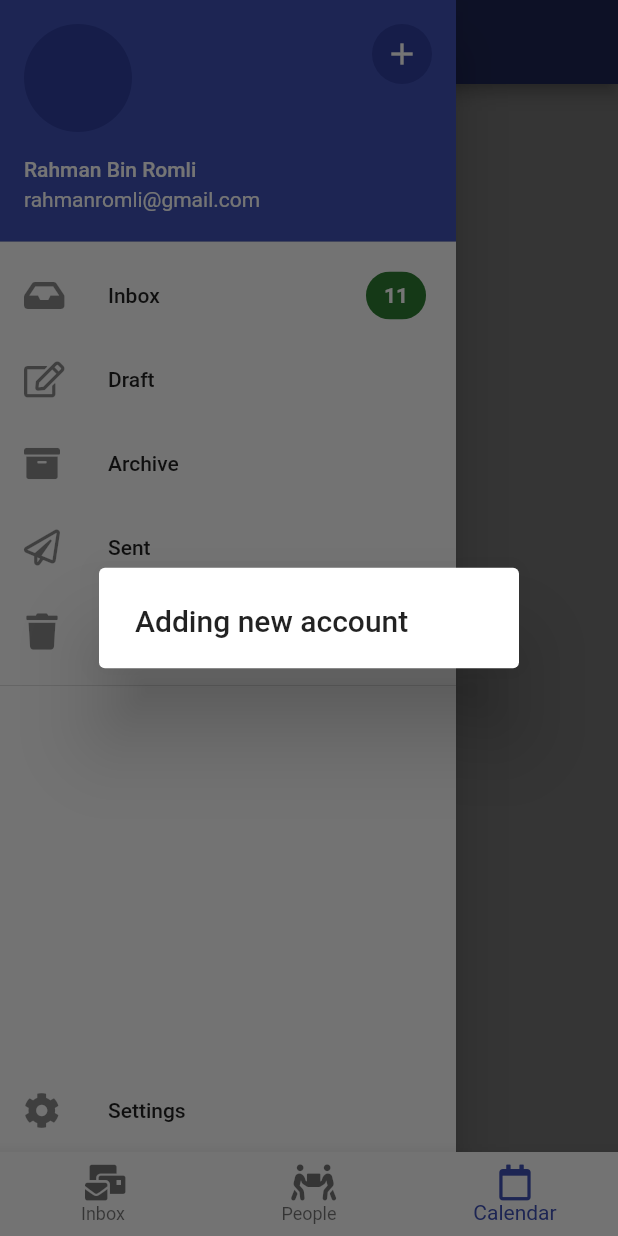
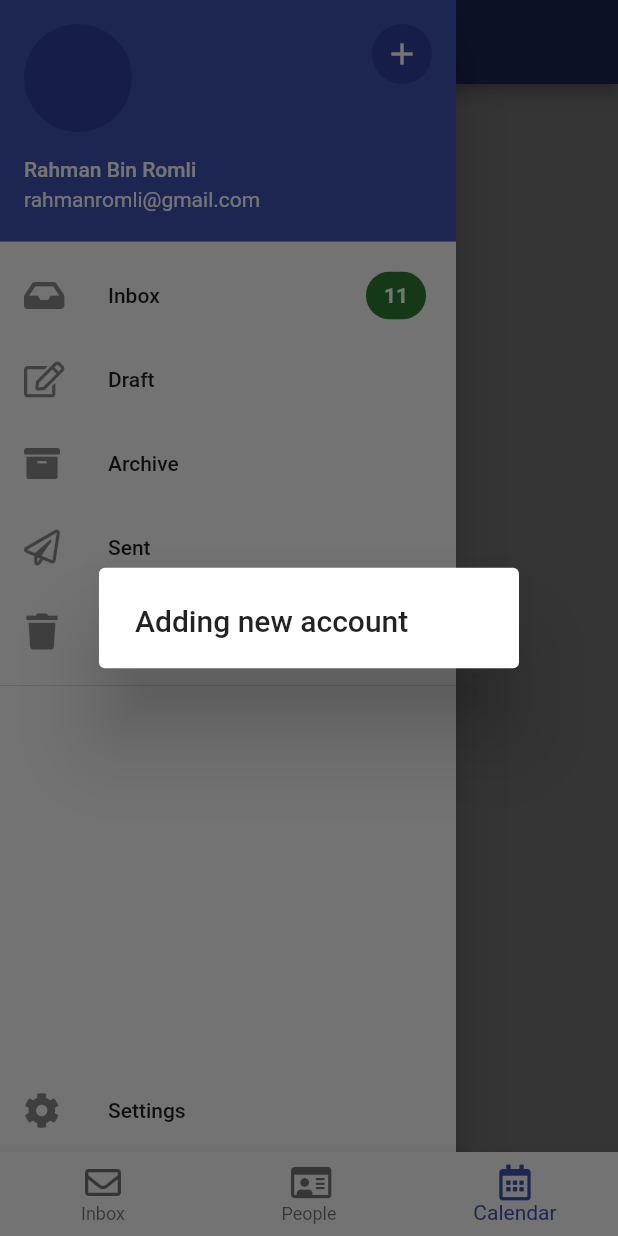
Before and after one commit to rahman541/flutter_prct_yt, a Flutter app: the screen it shows after launch, item 3 of the bottom bar chosen, in the side drawer, after a tap on the "add" icon, on a phone screen of 412 x 824 dp. Run offline on Flutter 3.47's test engine with Material 2 defaults, Android fonts, the phone set to English and light mode, and no system bars; our stand-ins replace flutter_slidable, font_awesome_flutter, rxdart; generated files the repository leaves out were written again; network calls fail.

Commit message:
Flutter in Practice - E26: The Poor's Man Service Locator

```diff
--- a/lib/App.dart
+++ b/lib/App.dart
@@ -23,9 +23,9 @@ class _AppState extends State<App> {
         ].elementAt(_selectedIndex),
         bottomNavigationBar: BottomNavigationBar(
           items: <BottomNavigationBarItem>[
-            BottomNavigationBarItem(title: Text('Inbox'), icon: Icon(FontAwesomeIcons.mailBulk)),
-            BottomNavigationBarItem(title: Text('People'), icon: Icon(FontAwesomeIcons.peopleCarry)),
-            BottomNavigationBarItem(title: Text('Calendar'), icon: Icon(FontAwesomeIcons.calendar)),
+            BottomNavigationBarItem(title: Text('Inbox'), icon: Icon(FontAwesomeIcons.envelope)),
+            BottomNavigationBarItem(title: Text('People'), icon: Icon(FontAwesomeIcons.idCard)),
+            BottomNavigationBarItem(title: Text('Calendar'), icon: Icon(FontAwesomeIcons.calendarAlt)),
           ],
           onTap: _onBarItemTap,
           currentIndex: _selectedIndex,
--- a/lib/ContactCounter.dart
+++ b/lib/ContactCounter.dart
@@ -1,12 +1,13 @@
 import 'package:flutter/material.dart';
 
 import 'ContactManager.dart';
+import 'Overseer.dart';
 import 'Provider.dart';
 
 class ContactCounter extends StatelessWidget {
   @override
   Widget build(BuildContext context) {
-    ContactManager manager = Provider.of<ContactManager>(context);
+    ContactManager manager = Provider.of(context).fetch(ContactManager);
 
     return StreamBuilder<int>(
       stream: manager.contactCount,
--- a/lib/ContactSearchDelegate.dart
+++ b/lib/ContactSearchDelegate.dart
@@ -2,6 +2,7 @@ import 'package:flutter/material.dart';
 import 'package:flutter_prct_yt/ContactListBuilder.dart';
 
 import 'ContactManager.dart';
+import 'Overseer.dart';
 import 'Provider.dart';
 import 'model/Contact.dart';
 
@@ -34,7 +35,7 @@ class ContactSearchDelegate extends SearchDelegate {
 
   @override
   Widget buildResults(BuildContext context) {
-    ContactManager manager = Provider.of<ContactManager>(context);
+    ContactManager manager = Provider.of(context).fetch(ContactManager);
     if (query.length < 3) {
       return Center(
         child: Text('Type at least 3 letter to search.'),
@@ -42,6 +43,7 @@ class ContactSearchDelegate extends SearchDelegate {
     }
 
     return ContactListBuilder(
+      stream: manager.filteredCollection(query: query),
       builder: (context, contacts) {
         return ListView.separated(
           itemCount: contacts?.length ?? 0,
--- a/lib/ContactsScreen.dart
+++ b/lib/ContactsScreen.dart
@@ -2,13 +2,17 @@ import 'package:flutter/material.dart';
 import 'package:flutter_prct_yt/AppDrawer.dart';
 import 'package:flutter_prct_yt/ContactCounter.dart';
 import 'package:flutter_prct_yt/ContactListBuilder.dart';
+import 'package:flutter_prct_yt/ContactManager.dart';
 import 'package:flutter_prct_yt/ContactSearchDelegate.dart';
 
+import 'Overseer.dart';
+import 'Provider.dart';
 import 'model/Contact.dart';
 
 class ContactsScreen extends StatelessWidget {
   @override
   Widget build(BuildContext context) {
+    ContactManager manager = Provider.of(context).fetch(ContactManager);
     return DefaultTabController(
       child: Scaffold(
         appBar: AppBar(
@@ -29,6 +33,7 @@ class ContactsScreen extends StatelessWidget {
         ),
         drawer: AppDrawer(),
         body: ContactListBuilder(
+          stream: manager.contactListView,
           builder: (context, contacts) {
             return ListView.separated(
               itemCount: contacts?.length ?? 0,
--- /dev/null
+++ b/lib/Overseer.dart
@@ -0,0 +1,15 @@
+import 'package:flutter_prct_yt/ContactManager.dart';
+
+class Overseer {
+  Map<dynamic, dynamic> repository = {};
+
+  Overseer() {
+    register(ContactManager, ContactManager());
+  }
+
+  register(name, object) {
+    repository[name] = object;
+  }
+
+  fetch(name) => repository[name];
+}
--- a/lib/Provider.dart
+++ b/lib/Provider.dart
@@ -1,16 +1,14 @@
 import 'package:flutter/widgets.dart';
+import 'package:flutter_prct_yt/Overseer.dart';
 
-class Provider<T> extends InheritedWidget {
-  final T data;
+class Provider extends InheritedWidget {
+  final Overseer data;
 
   Provider({Key key, Widget child, this.data}) : super(key: key, child: child);
 
-  static T of<T>(BuildContext context) {
-    final type = _typeOf<Provider<T>>();
-    return (context.inheritFromWidgetOfExactType(type) as Provider).data;
+  static Overseer of(BuildContext context) {
+    return (context.inheritFromWidgetOfExactType(Provider) as Provider).data;
   }
-
-  static Type _typeOf<T>() => T;
 
   @override
   bool updateShouldNotify(InheritedWidget oldWidget) {
--- a/lib/main.dart
+++ b/lib/main.dart
@@ -1,5 +1,5 @@
 import 'package:flutter/material.dart';
-import 'package:flutter_prct_yt/ContactManager.dart';
+import 'package:flutter_prct_yt/Overseer.dart';
 import 'App.dart';
 import 'Provider.dart';
 
@@ -9,8 +9,8 @@ class EmailApp extends StatelessWidget {
   // This widget is the root of your application.
   @override
   Widget build(BuildContext context) {
-    return Provider<ContactManager>(
-      data: ContactManager(),
+    return Provider(
+      data: Overseer(),
       child: MaterialApp(
         title: 'Flutter Demo',
         theme: ThemeData(
```
Also changed, not shown: lib/ContactListBuilder.dart (+3 -6 lines).
